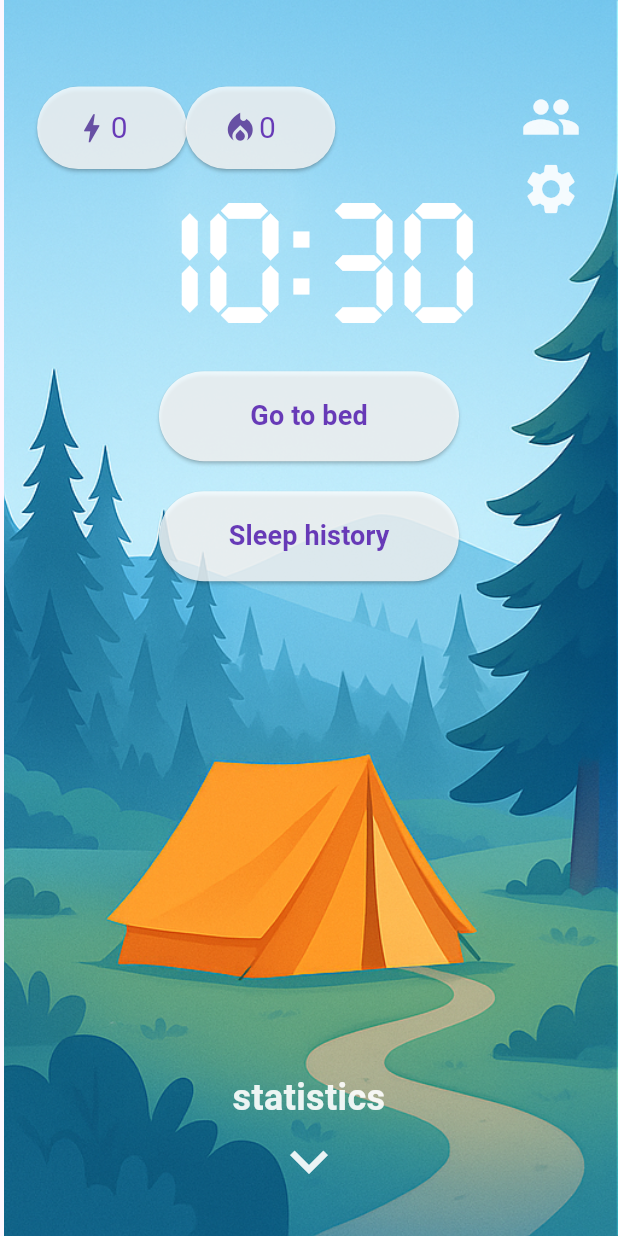
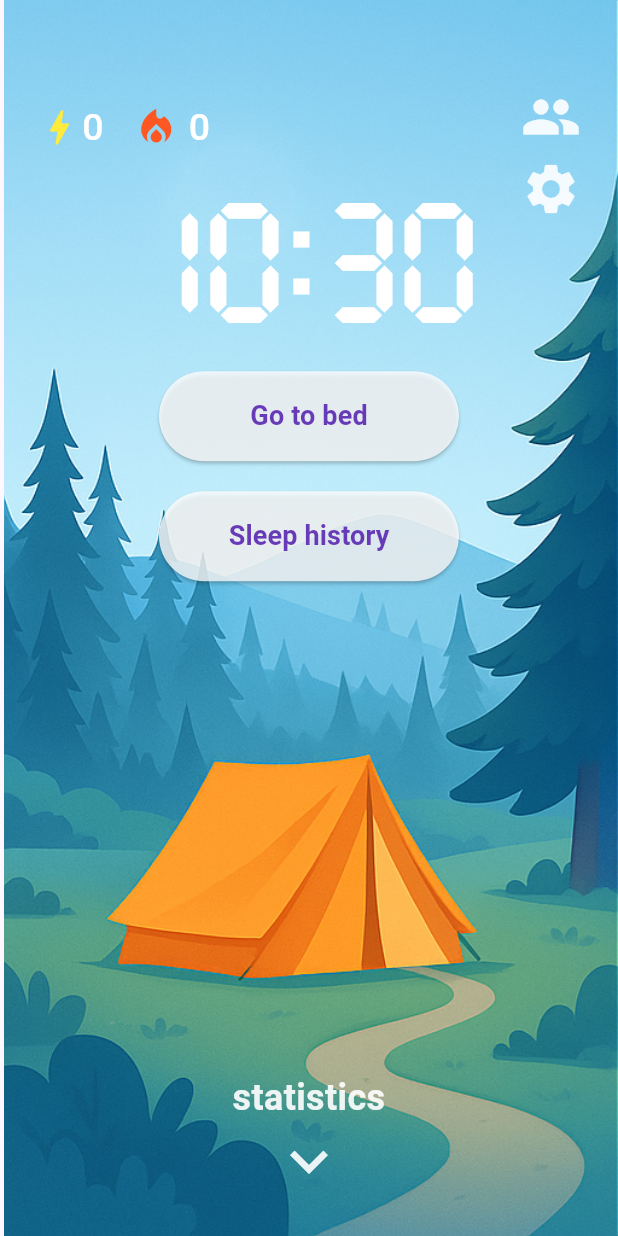
Before and after one commit to deepsleep-project/app, a Flutter app: the screen it shows after launch, on a phone screen of 412 x 824 dp. Run offline on Flutter 3.47's test engine with Material 3 defaults, Android fonts, the phone set to English and light mode, and no system bars; our stand-ins replace fl_chart, flutter_local_notifications, shared_preferences; missing offline and left inert: alarm, android_intent_plus; network calls fail.

Commit message:
Fix: refine home page ui, implement scroll view in friends page

```diff
--- a/lib/home_page.dart
+++ b/lib/home_page.dart
@@ -35,65 +35,64 @@ class _HomePageState extends State<HomePage>
   late Animation<double> _animation;
 
   // Example sleep records with varied times
-  final List<SleepRecord> _exampleRecords = [
-    // Wednesday, May 28, 2025
-    SleepRecord(
-      start: DateTime.utc(2025, 5, 28, 21, 27).toIso8601String(),
-      end: DateTime.utc(2025, 5, 29, 7, 18).toIso8601String(),
-      date: DateTime.utc(2025, 5, 28, 0, 0).toIso8601String(),
-      sleepRecordState: true,
-    ),
-    // Thursday, May 29, 2025
-    SleepRecord(
-      start: DateTime.utc(2025, 5, 29, 22, 45).toIso8601String(),
-      end: DateTime.utc(2025, 5, 30, 7, 54).toIso8601String(),
-      date: DateTime.utc(2025, 5, 29, 0, 0).toIso8601String(),
-      sleepRecordState: true,
-    ),
-
-    // Friday, May 30, 2025
-    SleepRecord(
-      start: DateTime.utc(2025, 5, 30, 23, 09).toIso8601String(),
-      end: DateTime.utc(2025, 5, 31, 8, 12).toIso8601String(),
-      date: DateTime.utc(2025, 5, 30, 0, 0).toIso8601String(),
-      sleepRecordState: true,
-    ),
-    // Saturday, May 31, 2025
-    SleepRecord(
-      start: DateTime.utc(2025, 6, 1, 1, 27).toIso8601String(),
-      end: DateTime.utc(2025, 6, 1, 7, 36).toIso8601String(),
-      date: DateTime.utc(2025, 5, 31, 0, 0).toIso8601String(),
-      sleepRecordState: false,
-    ),
-    // Sunday, June 1, 2025
-    SleepRecord(
-      start: DateTime.utc(2025, 6, 1, 21, 58).toIso8601String(),
-      end: DateTime.utc(2025, 6, 2, 6, 43).toIso8601String(),
-      date: DateTime.utc(2025, 6, 1, 0, 0).toIso8601String(),
-      sleepRecordState: true,
-    ),
-    // Monday, June 2, 2025
-    SleepRecord(
-      start: DateTime.utc(2025, 6, 2, 23, 02).toIso8601String(),
-      end: DateTime.utc(2025, 6, 3, 7, 00).toIso8601String(),
-      date: DateTime.utc(2025, 6, 2, 0, 0).toIso8601String(),
-      sleepRecordState: true,
-    ),
-    // Tuesday, June 3, 2025
-    SleepRecord(
-      start: DateTime.utc(2025, 6, 3, 22, 52).toIso8601String(),
-      end: DateTime.utc(2025, 6, 4, 7, 20).toIso8601String(),
-      date: DateTime.utc(2025, 6, 3, 0, 0).toIso8601String(),
-      sleepRecordState: true,
-    ),
-    // Wednesday, June 4, 2025
-    SleepRecord(
-      start: DateTime.utc(2025, 6, 5, 1, 15).toIso8601String(),
-      end: DateTime.utc(2025, 6, 5, 7, 30).toIso8601String(),
-      date: DateTime.utc(2025, 6, 4, 0, 0).toIso8601String(),
-      sleepRecordState: true,
-    ),
-  ];
+  // final List<SleepRecord> _exampleRecords = [
+  //   // Wednesday, May 28, 2025
+  //   SleepRecord(
+  //     start: DateTime.utc(2025, 5, 28, 21, 27).toIso8601String(),
+  //     end: DateTime.utc(2025, 5, 29, 7, 18).toIso8601String(),
+  //     date: DateTime.utc(2025, 5, 28, 0, 0).toIso8601String(),
+  //     sleepRecordState: true,
+  //   ),
+  //   // Thursday, May 29, 2025
+  //   SleepRecord(
+  //     start: DateTime.utc(2025, 5, 29, 22, 45).toIso8601String(),
+  //     end: DateTime.utc(2025, 5, 30, 7, 54).toIso8601String(),
+  //     date: DateTime.utc(2025, 5, 29, 0, 0).toIso8601String(),
+  //     sleepRecordState: true,
+  //   ),
+  //   // Friday, May 30, 2025
+  //   SleepRecord(
+  //     start: DateTime.utc(2025, 5, 30, 23, 09).toIso8601String(),
+  //     end: DateTime.utc(2025, 5, 31, 8, 12).toIso8601String(),
+  //     date: DateTime.utc(2025, 5, 30, 0, 0).toIso8601String(),
+  //     sleepRecordState: true,
+  //   ),
+  //   // Saturday, May 31, 2025
+  //   SleepRecord(
+  //     start: DateTime.utc(2025, 6, 1, 1, 27).toIso8601String(),
+  //     end: DateTime.utc(2025, 6, 1, 7, 36).toIso8601String(),
+  //     date: DateTime.utc(2025, 5, 31, 0, 0).toIso8601String(),
+  //     sleepRecordState: false,
+  //   ),
+  //   // Sunday, June 1, 2025
+  //   SleepRecord(
+  //     start: DateTime.utc(2025, 6, 1, 21, 58).toIso8601String(),
+  //     end: DateTime.utc(2025, 6, 2, 6, 43).toIso8601String(),
+  //     date: DateTime.utc(2025, 6, 1, 0, 0).toIso8601String(),
+  //     sleepRecordState: true,
+  //   ),
+  //   // Monday, June 2, 2025
+  //   SleepRecord(
+  //     start: DateTime.utc(2025, 6, 2, 23, 02).toIso8601String(),
+  //     end: DateTime.utc(2025, 6, 3, 7, 00).toIso8601String(),
+  //     date: DateTime.utc(2025, 6, 2, 0, 0).toIso8601String(),
+  //     sleepRecordState: true,
+  //   ),
+  //   // Tuesday, June 3, 2025
+  //   SleepRecord(
+  //     start: DateTime.utc(2025, 6, 3, 22, 52).toIso8601String(),
+  //     end: DateTime.utc(2025, 6, 4, 7, 20).toIso8601String(),
+  //     date: DateTime.utc(2025, 6, 3, 0, 0).toIso8601String(),
+  //     sleepRecordState: true,
+  //   ),
+  //   // Wednesday, June 4, 2025
+  //   SleepRecord(
+  //     start: DateTime.utc(2025, 6, 5, 1, 15).toIso8601String(),
+  //     end: DateTime.utc(2025, 6, 5, 7, 30).toIso8601String(),
+  //     date: DateTime.utc(2025, 6, 4, 0, 0).toIso8601String(),
+  //     sleepRecordState: true,
+  //   ),
+  // ];
 
   @override
   void initState() {
@@ -354,8 +353,8 @@ class _HomePageState extends State<HomePage>
   }
 
   Future<void> _viewHistory() async {
-    // final records = await SleepStorage.loadRecords();
-    final records = _exampleRecords;
+    final records = await SleepStorage.loadRecords();
+    // final records = _exampleRecords;
     if (!context.mounted) return;
     showDialog(
       // ignore: use_build_context_synchronously
@@ -423,7 +422,7 @@ class _HomePageState extends State<HomePage>
 
   Widget _buildSleepingView(double screenHeight) {
     return Scaffold(
-      key: ValueKey('sleeping'), // 关键：不同 key 才会触发动画
+      key: ValueKey('sleeping'),
       body: PageView(
         scrollDirection: Axis.vertical,
         physics: _isSleeping
@@ -482,8 +481,8 @@ class _HomePageState extends State<HomePage>
               if (snapshot.hasData) {
                 return StatPage(
                   // Uncomment this line to show charts using real sleep data
-                  // sleepRecords: snapshot.data!,
-                  sleepRecords: _exampleRecords,
+                  sleepRecords: snapshot.data!,
+                  // sleepRecords: _exampleRecords,
                 );
               } else {
                 return Center(child: Text('loading'));
@@ -514,59 +513,34 @@ class _HomePageState extends State<HomePage>
                   top: screenHeight * 0.07,
                   left: screenHeight * 0.03,
                   child: SizedBox(
-                    width: 100,
+                    width: 250,
                     height: 55,
-                    child: ElevatedButton(
-                      onPressed: () {},
-                      style: ElevatedButton.styleFrom(
-                        backgroundColor: Colors.white.withAlpha(200),
-                        shape: RoundedRectangleBorder(
-                          borderRadius: BorderRadius.circular(30),
+                    child: Row(
+                      children: [
+                        Icon(Icons.bolt, size: 30, color: Colors.yellow),
+                        Text(
+                          _currency.toString(),
+                          style: TextStyle(
+                            fontSize: 25,
+                            fontWeight: FontWeight.w500,
+                            color: Colors.white,
+                          ),
                         ),
-                      ),
-                      child: Row(
-                        children: [
-                          Icon(Icons.bolt, size: 25),
-                          Text(
-                            _currency.toString(),
-                            style: TextStyle(
-                              fontSize: 20,
-                              fontWeight: FontWeight.w400,
-                              color: Colors.deepPurple,
-                            ),
+                        SizedBox(width: 20),
+                        Icon(
+                          Icons.local_fire_department,
+                          size: 30,
+                          color: Colors.deepOrange,
+                        ),
+                        Text(
+                          ' ${_sleepConsistantly.toString()}',
+                          style: TextStyle(
+                            fontSize: 25,
+                            fontWeight: FontWeight.w500,
+                            color: Colors.white,
                           ),
-                        ],
-                      ),
-                    ),
-                  ),
-                ),
-                Positioned(
-                  top: screenHeight * 0.07,
-                  left: screenHeight * 0.15,
-                  child: SizedBox(
-                    width: 100,
-                    height: 55,
-                    child: ElevatedButton(
-                      onPressed: () {},
-                      style: ElevatedButton.styleFrom(
-                        backgroundColor: Colors.white.withAlpha(200),
-                        shape: RoundedRectangleBorder(
-                          borderRadius: BorderRadius.circular(30),
                         ),
-                      ),
-                      child: Row(
-                        children: [
-                          Icon(Icons.local_fire_department, size: 25),
-                          Text(
-                            _sleepConsistantly.toString(),
-                            style: TextStyle(
-                              fontSize: 20,
-                              fontWeight: FontWeight.w400,
-                              color: Colors.deepPurple,
-                            ),
-                          ),
-                        ],
-                      ),
+                      ],
                     ),
                   ),
                 ),
@@ -669,8 +643,8 @@ class _HomePageState extends State<HomePage>
                 if (snapshot.hasData) {
                   return StatPage(
                     // Uncomment this line to show charts using real sleep data
-                    // sleepRecords: snapshot.data!,
-                    sleepRecords: _exampleRecords,
+                    sleepRecords: snapshot.data!,
+                    // sleepRecords: _exampleRecords,
                   );
                 } else {
                   return Center(child: Text('loading'));
```
Also changed, not shown: lib/friend_page.dart (+43 -40 lines).
